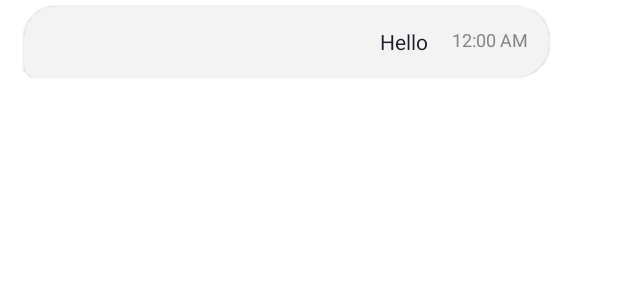
After one commit to anishanand21/WhatsApp-Clone-App, an Android app: the layout list_item_chat_recv_message.xml on its own in the app's theme, with its tools: preview values and no code run, on a phone screen of 412 x 824 dp. The commit adds this screen. Shown: the top 300 px of the screen. Run offline under Robolectric (Android 15) with nearby library versions, the phone set to English and light mode, and no system bars.

Commit message:
Design the chat list item

```diff
--- /dev/null
+++ b/app/src/main/res/drawable/high_five.xml
@@ -0,0 +1,6 @@
+<?xml version="1.0" encoding="utf-8"?>
+<selector xmlns:android="http://schemas.android.com/apk/res/android">
+    <item android:state_selected="false" android:drawable="@drawable/ic_high_five"/>
+    <item android:state_selected="true" android:drawable="@drawable/ic_high_five_selected"/>
+
+</selector>
--- /dev/null
+++ b/app/src/main/res/drawable/ic_high_five.xml
@@ -0,0 +1,30 @@
+<vector xmlns:android="http://schemas.android.com/apk/res/android"
+    android:width="20dp"
+    android:height="19dp"
+    android:viewportWidth="20"
+    android:viewportHeight="19">
+    <path
+        android:pathData="M15.4854,3.2033C15.2556,3.433 15.2556,3.8054 15.4854,4.0351C15.7151,4.2649 16.0875,4.2649 16.3172,4.0351L17.1408,3.2116C17.3705,2.9819 17.3705,2.6095 17.1408,2.3797C16.911,2.15 16.5386,2.15 16.3089,2.3797L15.4854,3.2033Z"
+        android:strokeWidth="1"
+        android:fillColor="#D8D8D8"
+        android:fillType="nonZero"
+        android:strokeColor="#00000000"/>
+    <path
+        android:pathData="M17.6922,5.6423C17.4194,5.7561 17.2575,6.1926 17.3306,6.6173C17.4037,7.0419 17.6841,7.2939 17.9569,7.1801L18.9339,6.7726C19.2068,6.6588 19.3686,6.2225 19.2955,5.7976C19.2224,5.3729 18.942,5.121 18.6692,5.2348L17.6922,5.6423Z"
+        android:strokeWidth="1"
+        android:fillColor="#D8D8D8"
+        android:fillType="nonZero"
+        android:strokeColor="#00000000"/>
+    <path
+        android:pathData="M12.7479,0.5866C12.3027,1.654 12.3131,1.6051 12.3131,1.6963C12.3131,1.922 12.5476,2.1287 12.9033,2.1899C13.3279,2.263 13.7644,2.1011 13.8782,1.8283L14.2857,0.8513C14.3995,0.5786 14.1475,0.2981 13.7229,0.225C13.2982,0.1519 12.8617,0.3138 12.7479,0.5866L12.7479,0.5866Z"
+        android:strokeWidth="1"
+        android:fillColor="#D8D8D8"
+        android:fillType="nonZero"
+        android:strokeColor="#00000000"/>
+    <path
+        android:pathData="M14.3862,6.4175C14.3862,5.9443 14.0153,5.5207 13.4731,5.5207C12.9796,5.5207 12.5793,5.9193 12.5793,6.4114L12.5793,8.5069C12.5793,8.8301 12.33,9.1083 12.0059,9.1236C11.6602,9.1397 11.3747,8.8648 11.3747,8.5238L11.3755,4.3107C11.3755,3.8198 10.9776,3.4224 10.4886,3.4248L10.4239,3.4248C9.922,3.4276 9.5201,3.8351 9.5205,4.3373C9.5205,5.5819 9.5209,7.7544 9.5209,8.5484C9.5209,8.8418 9.3173,9.1038 9.0294,9.1542C8.6512,9.2207 8.3231,8.9285 8.3231,8.5593L8.3231,3.7423C8.3231,3.2502 7.9416,2.8313 7.4516,2.8143C6.9377,2.7966 6.5162,3.2095 6.5162,3.7206L6.5162,8.5279C6.5162,8.8382 6.2898,9.1103 5.9826,9.1445C5.6192,9.1844 5.3117,8.9003 5.3117,8.5436L5.3117,4.8228C5.3117,4.323 4.9042,3.9011 4.4064,3.9132C3.9268,3.9248 3.545,4.3187 3.545,4.7996L3.545,11.3782C3.545,11.6435 3.3727,11.8776 3.1205,11.9558C2.8773,12.0328 2.5981,11.9439 2.4456,11.7196L2.1922,11.3319C1.8866,10.8646 1.2568,10.7454 0.8029,11.0668C0.3655,11.3764 0.2551,11.9803 0.5545,12.4257L2.3734,15.1323C2.4409,15.2318 2.2906,15.0946 4.7496,17.1314L4.7496,18.8192C4.7496,19.1531 13.1816,18.7146 13.1816,18.3807L13.1816,16.2411C13.9602,15.3717 14.3862,14.2593 14.3862,13.0811L14.3862,6.4175Z"
+        android:strokeWidth="1"
+        android:fillColor="#D8D8D8"
+        android:fillType="nonZero"
+        android:strokeColor="#00000000"/>
+</vector>
--- /dev/null
+++ b/app/src/main/res/drawable/ic_high_five_selected.xml
@@ -0,0 +1,30 @@
+<vector xmlns:android="http://schemas.android.com/apk/res/android"
+    android:width="20dp"
+    android:height="20dp"
+    android:viewportWidth="20"
+    android:viewportHeight="20">
+    <path
+        android:pathData="M15.5977,3.7534C15.368,3.9831 15.368,4.3556 15.5977,4.5853C15.8274,4.815 16.1999,4.815 16.4296,4.5853L17.2531,3.7618C17.4828,3.5321 17.4828,3.1596 17.2531,2.9299C17.0234,2.7002 16.651,2.7002 16.4212,2.9299L15.5977,3.7534Z"
+        android:strokeWidth="1"
+        android:fillColor="#4861E6"
+        android:fillType="nonZero"
+        android:strokeColor="#00000000"/>
+    <path
+        android:pathData="M17.8045,6.1925C17.5317,6.3063 17.3699,6.7427 17.443,7.1675C17.5161,7.5921 17.7965,7.8441 18.0693,7.7303L19.0463,7.3227C19.3191,7.2089 19.481,6.7727 19.4079,6.3478C19.3348,5.9231 19.0544,5.6712 18.7816,5.7849L17.8045,6.1925Z"
+        android:strokeWidth="1"
+        android:fillColor="#4861E6"
+        android:fillType="nonZero"
+        android:strokeColor="#00000000"/>
+    <path
+        android:pathData="M12.8603,1.1368C12.4151,2.2042 12.4254,2.1552 12.4254,2.2465C12.4254,2.4722 12.66,2.6789 13.0156,2.7401C13.4403,2.8131 13.8767,2.6513 13.9905,2.3785L14.3981,1.4015C14.5119,1.1288 14.2599,0.8483 13.8353,0.7752C13.4106,0.7021 12.9741,0.864 12.8603,1.1368L12.8603,1.1368Z"
+        android:strokeWidth="1"
+        android:fillColor="#4861E6"
+        android:fillType="nonZero"
+        android:strokeColor="#00000000"/>
+    <path
+        android:pathData="M14.4985,6.9676C14.4985,6.4945 14.1276,6.0709 13.5855,6.0709C13.092,6.0709 12.6917,6.4695 12.6917,6.9616L12.6917,9.0571C12.6917,9.3803 12.4423,9.6584 12.1183,9.6737C11.7726,9.6899 11.4871,9.415 11.4871,9.074L11.4879,4.8609C11.4879,4.37 11.09,3.9726 10.6009,3.975L10.5363,3.975C10.0344,3.9778 9.6325,4.3853 9.6329,4.8875C9.6329,6.1321 9.6333,8.3046 9.6333,9.0986C9.6333,9.392 9.4297,9.654 9.1418,9.7044C8.7636,9.7709 8.4355,9.4787 8.4355,9.1095L8.4355,4.2925C8.4355,3.8004 8.054,3.3814 7.564,3.3645C7.0501,3.3467 6.6286,3.7597 6.6286,4.2708L6.6286,9.078C6.6286,9.3884 6.4022,9.6604 6.095,9.6947C5.7316,9.7346 5.4241,9.4504 5.4241,9.0937L5.4241,5.373C5.4241,4.8732 5.0166,4.4512 4.5188,4.4634C4.0392,4.475 3.6573,4.8688 3.6573,5.3498L3.6573,11.9284C3.6573,12.1936 3.485,12.4278 3.2329,12.506C2.9897,12.5829 2.7105,12.494 2.558,12.2698L2.3045,11.8821C1.999,11.4147 1.3691,11.2956 0.9153,11.6169C0.4779,11.9266 0.3675,12.5305 0.6668,12.9759L2.4857,15.6825C2.5532,15.782 2.403,15.6448 4.862,17.6816L4.862,19.3694C4.862,19.7032 13.294,19.2648 13.294,18.9309L13.294,16.7912C14.0726,15.9219 14.4985,14.8094 14.4985,13.6313L14.4985,6.9676Z"
+        android:strokeWidth="1"
+        android:fillColor="#4861E6"
+        android:fillType="nonZero"
+        android:strokeColor="#00000000"/>
+</vector>
--- /dev/null
+++ b/app/src/main/res/layout/list_item_chat_recv_message.xml
@@ -0,0 +1,69 @@
+<?xml version="1.0" encoding="utf-8"?>
+<androidx.constraintlayout.widget.ConstraintLayout xmlns:android="http://schemas.android.com/apk/res/android"
+    android:layout_width="match_parent"
+    android:layout_height="wrap_content"
+    xmlns:app="http://schemas.android.com/apk/res-auto"
+    xmlns:tools="http://schemas.android.com/tools"
+    android:layout_marginEnd="30dp"
+    android:clipToPadding="false"
+    android:paddingStart="16dp"
+    android:paddingTop="4dp"
+    android:paddingEnd="16dp"
+    android:paddingBottom="4dp">
+
+    <com.google.android.material.card.MaterialCardView
+        android:id="@+id/messageCardView"
+        android:layout_width="0dp"
+        android:layout_height="wrap_content"
+        app:cardBackgroundColor="#f3f3f3"
+        android:elevation="0dp"
+        app:layout_constraintBottom_toBottomOf="parent"
+        app:layout_constraintStart_toStartOf="parent"
+        app:layout_constraintTop_toTopOf="parent"
+        app:shapeAppearance="@style/CustomMediumShapeAppearance">
+
+        <com.google.android.flexbox.FlexboxLayout
+            android:layout_width="wrap_content"
+            android:layout_height="wrap_content"
+            android:padding="8dp"
+            app:alignItems="flex_end"
+            app:flexWrap="wrap"
+            app:justifyContent="flex_end">
+
+            <TextView
+                android:id="@+id/content"
+                android:layout_width="wrap_content"
+                android:layout_height="wrap_content"
+                android:lineSpacingExtra="5dp"
+                android:textColor="#1c1d2a"
+                android:textSize="14sp"
+                tools:text="Hello"
+                />
+
+            <TextView
+                android:id="@+id/time"
+                android:layout_width="wrap_content"
+                android:layout_height="wrap_content"
+                android:layout_marginStart="16dp"
+                android:textColor="#858585"
+                android:textSize="12sp"
+                tools:text="12:00 AM" />
+
+        </com.google.android.flexbox.FlexboxLayout>
+
+    </com.google.android.material.card.MaterialCardView>
+
+    <ImageView
+        android:contentDescription="@string/like_message"
+        android:id="@+id/highFiveImg"
+        android:layout_width="wrap_content"
+        android:layout_height="wrap_content"
+        android:background="?attr/selectableItemBackgroundBorderless"
+        android:clickable="true"
+        android:focusable="true"
+        android:src="@drawable/high_five"
+        android:visibility="gone"
+        app:layout_constraintBottom_toBottomOf="parent"
+        app:layout_constraintStart_toEndOf="@+id/messageCardView" />
+
+</androidx.constraintlayout.widget.ConstraintLayout>
--- a/app/src/main/res/values/styles.xml
+++ b/app/src/main/res/values/styles.xml
@@ -29,4 +29,12 @@
         <item name="cornerSizeTopRight">22dp</item>
     </style>
 
+    <style name="CustomMediumShapeAppearance">
+        <item name="cornerFamily">rounded</item>
+        <item name="cornerSizeTopLeft">22dp</item>
+        <item name="cornerSizeBottomLeft">8dp</item>
+        <item name="cornerSizeBottomRight">22dp</item>
+        <item name="cornerSizeTopRight">22dp</item>
+    </style>
+
 </resources>
```
